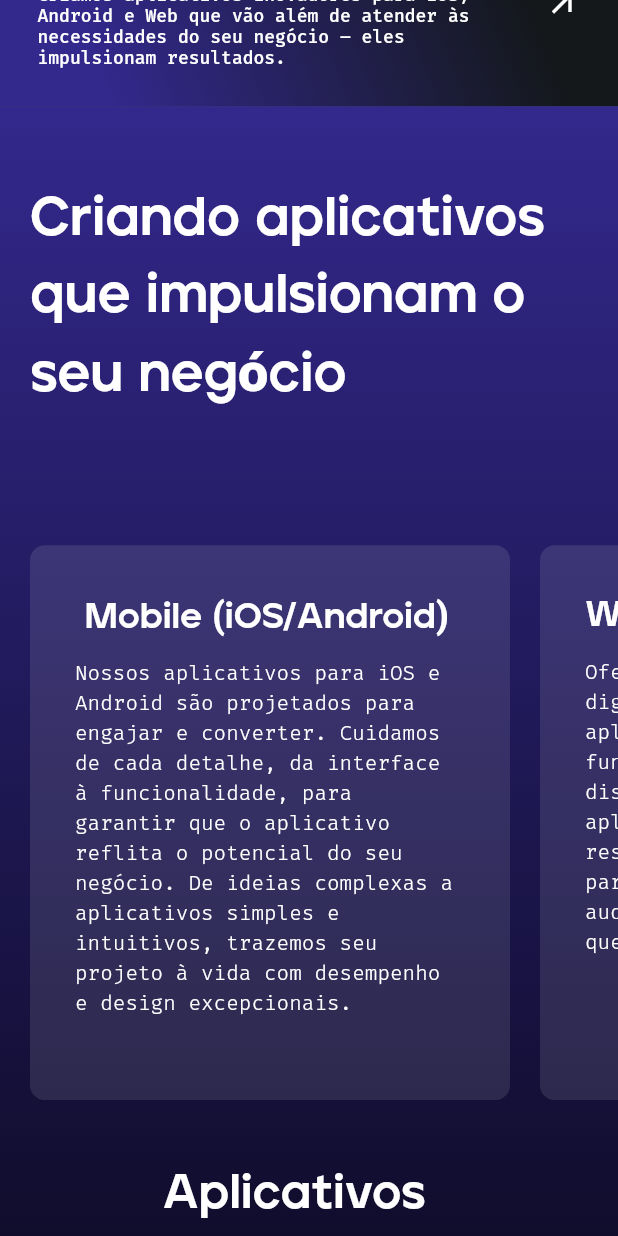
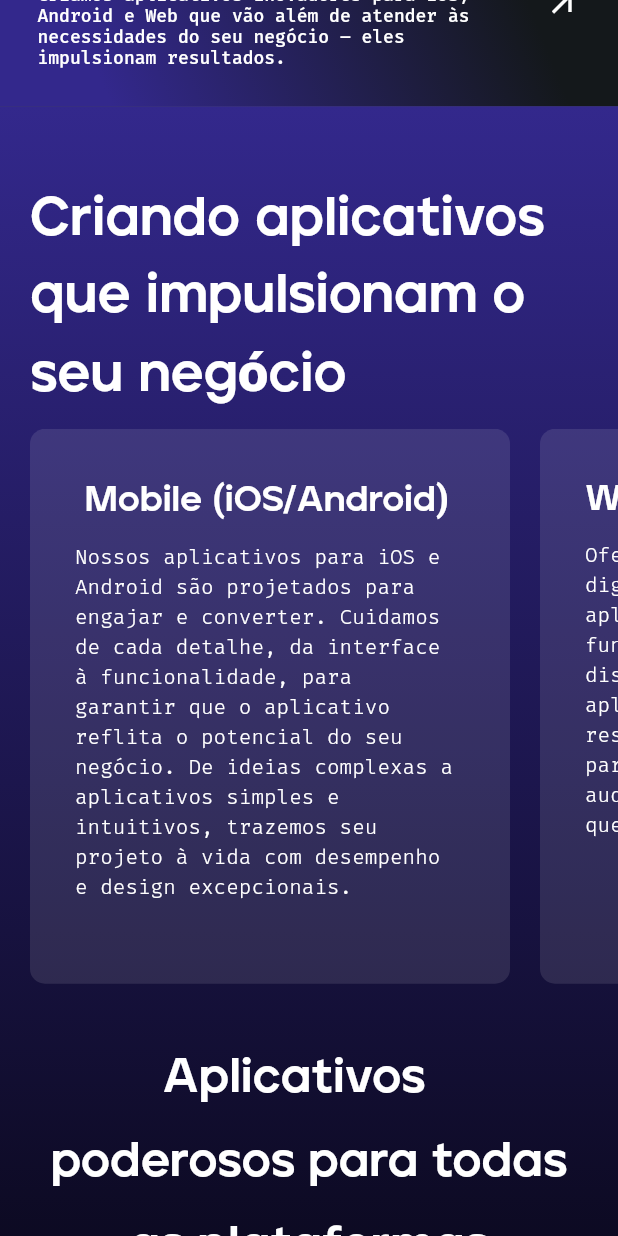
Before and after one commit to itetus/istudioblue, a Flutter app: the screen it shows after launch, scrolled down 576 dp, on a phone screen of 412 x 824 dp. Run offline on Flutter 3.47's test engine with Material 3 defaults, Android fonts, the phone set to English and light mode, and no system bars; our stand-ins replace auto_size_text, flip_card, flutter_animate, font_awesome_flutter, from_css_color, go_router and 6 more; missing offline and left inert: json_path.

Commit message:
Updating to latest FlutterFlow output.

```diff
--- a/lib/pages/home_page/home_page_widget.dart
+++ b/lib/pages/home_page/home_page_widget.dart
@@ -2745,7 +2745,7 @@ class _HomePageWidgetState extends State<HomePageWidget>
                       ),
                       Expanded(
                         child: SizedBox(
-                          height: 1100.0,
+                          height: 1000.0,
                           child: Stack(
                             children: [
                               Align(
@@ -3533,35 +3533,6 @@ class _HomePageWidgetState extends State<HomePageWidget>
                                         ),
                                       ),
                                     ),
-                                    Align(
-                                      alignment: const AlignmentDirectional(1.0, 0.0),
-                                      child: Container(
-                                        height: 200.0,
-                                        decoration: const BoxDecoration(),
-                                        child: Column(
-                                          mainAxisSize: MainAxisSize.max,
-                                          children: [
-                                            Expanded(
-                                              flex: 4,
-                                              child: Align(
-                                                alignment: const AlignmentDirectional(
-                                                    1.0, 0.0),
-                                                child: ClipRRect(
-                                                  borderRadius:
-                                                      BorderRadius.circular(
-                                                          0.0),
-                                                  child: Image.asset(
-                                                    'assets/images/background1.png',
-                                                    width: double.infinity,
-                                                    fit: BoxFit.cover,
-                                                  ),
-                                                ),
-                                              ),
-                                            ),
-                                          ],
-                                        ),
-                                      ),
-                                    ),
                                   ],
                                 ),
                               ),
```
Also changed, not shown: assets/images/background1.png (deleted).
